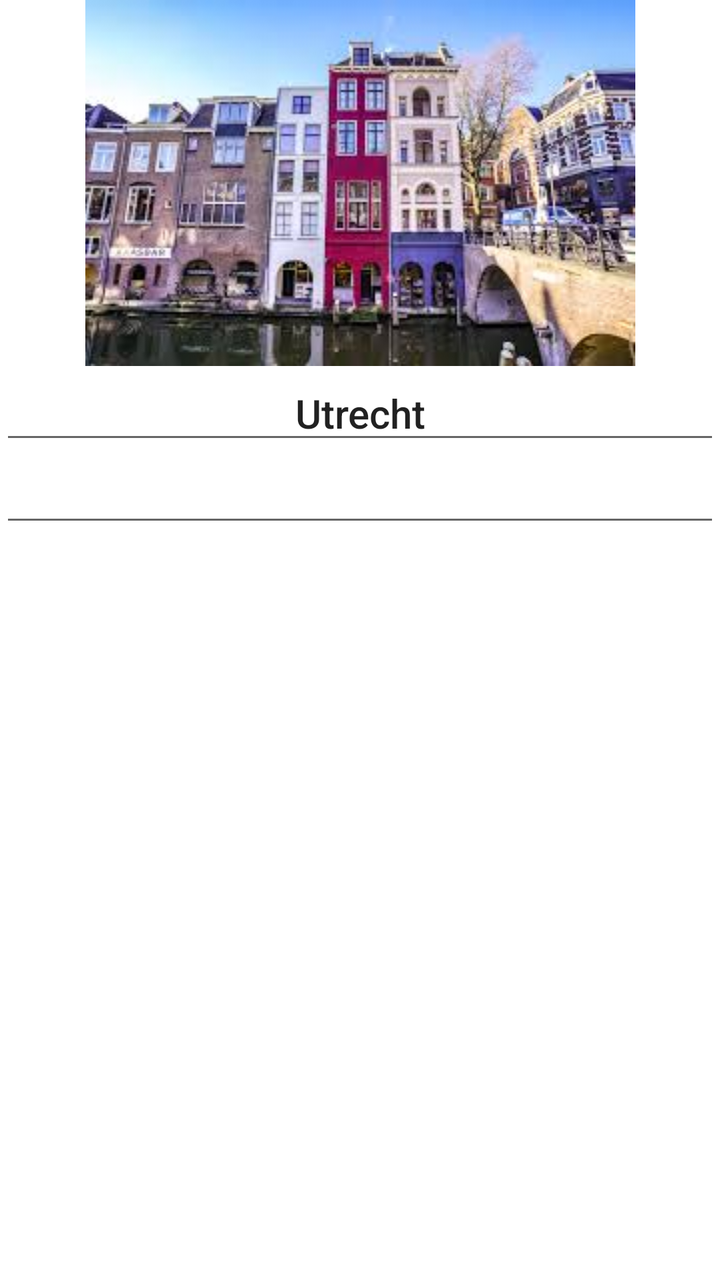
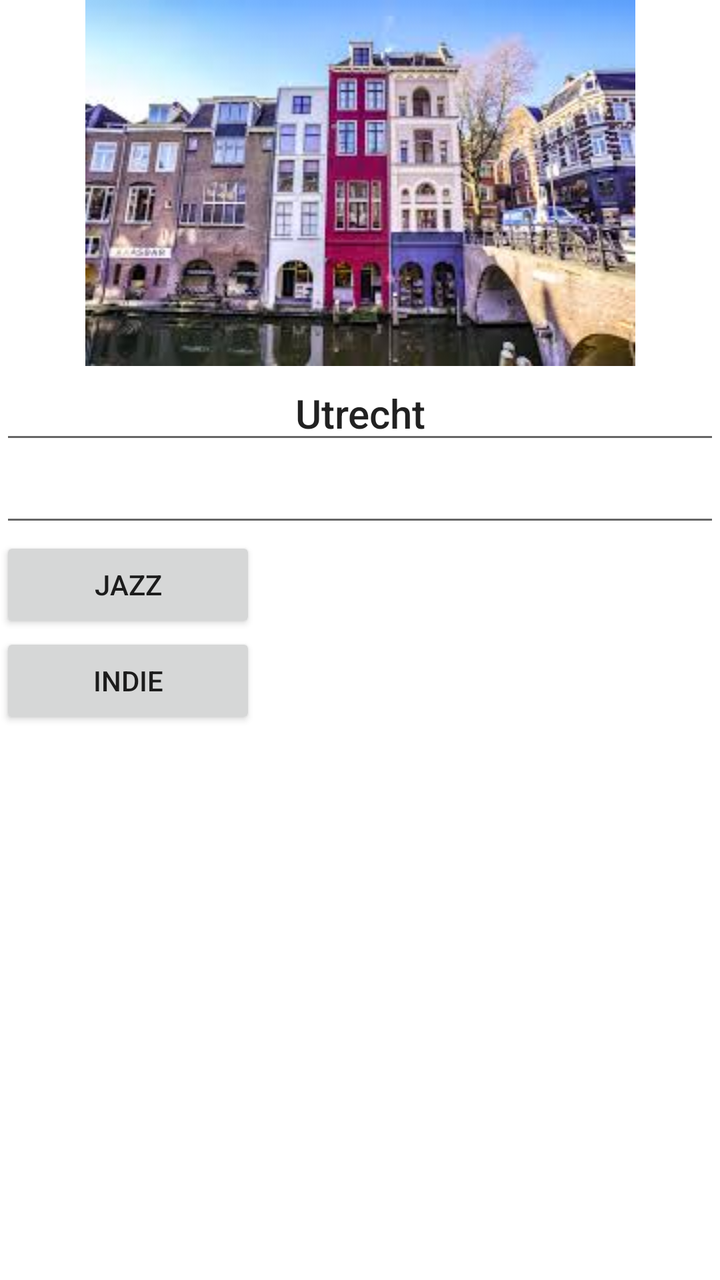

Screens rendered from an Android XML layout before and after an edit, with the pre-edit source and the edit as a unified diff.
<!-- AndroidManifest.xml: application theme Theme.TravelNoise -->
<!-- res/layout/fragment_scrolling_intro_location.xml -->
<?xml version="1.0" encoding="utf-8"?>
<androidx.core.widget.NestedScrollView xmlns:android="http://schemas.android.com/apk/res/android"
    xmlns:app="http://schemas.android.com/apk/res-auto"
    xmlns:tools="http://schemas.android.com/tools"
    android:layout_width="match_parent"
    android:layout_height="match_parent"
    tools:context=".ScrollingIntroLocationFragment">

    <LinearLayout
        android:layout_width="match_parent"
        android:layout_height="wrap_content"
        android:orientation="vertical">

        <ImageView
            android:id="@+id/imageView5"
            android:layout_width="match_parent"
            android:layout_height="wrap_content"
            android:src="@drawable/images" />

        <EditText
            android:id="@+id/Title"
            android:layout_width="match_parent"
            android:layout_height="wrap_content"
            android:ems="10"
            android:gravity="center|top"
            android:inputType="textMultiLine"
            android:text="Utrecht"
            style="@style/TextAppearance.Widget.AppCompat.Toolbar.Title"
            />

        <EditText
            android:id="@+id/Description"
            android:layout_width="match_parent"
            android:layout_height="wrap_content"
            android:ems="10"
            android:gravity="start|top"
            android:inputType="textMultiLine" />

    </LinearLayout>
</androidx.core.widget.NestedScrollView>
<!-- resources referenced by this layout -->
<resources>
  <!-- drawable images: jpeg bitmap (drawable, 13750 bytes) -->
  <style name="Theme.TravelNoise" parent="Theme.MaterialComponents.DayNight.DarkActionBar">
          
          <item name="colorPrimary">@color/purple_500</item>
          <item name="colorPrimaryVariant">@color/purple_700</item>
          <item name="colorOnPrimary">@color/white</item>
          
          <item name="colorSecondary">@color/teal_200</item>
          <item name="colorSecondaryVariant">@color/teal_700</item>
          <item name="colorOnSecondary">@color/black</item>
          
          <item name="android:statusBarColor">?attr/colorPrimaryVariant</item>
          
      </style>
  <color name="purple_500">#FF6200EE</color>
  <color name="purple_700">#FF3700B3</color>
  <color name="white">#FFFFFFFF</color>
  <color name="teal_200">#FF03DAC5</color>
  <color name="teal_700">#FF018786</color>
  <color name="black">#FF000000</color>
</resources>

<!-- the commit's change to res/layout/fragment_scrolling_intro_location.xml (unified diff, before → after) -->
@@ -36,5 +36,17 @@
             android:gravity="start|top"
             android:inputType="textMultiLine" />
 
+        <Button
+            android:id="@+id/jazz"
+            android:layout_width="128dp"
+            android:layout_height="wrap_content"
+            android:text="jazz" />
+
+        <Button
+            android:id="@+id/indie"
+            android:layout_width="128dp"
+            android:layout_height="wrap_content"
+            android:text="indie" />
+
     </LinearLayout>
 </androidx.core.widget.NestedScrollView>
